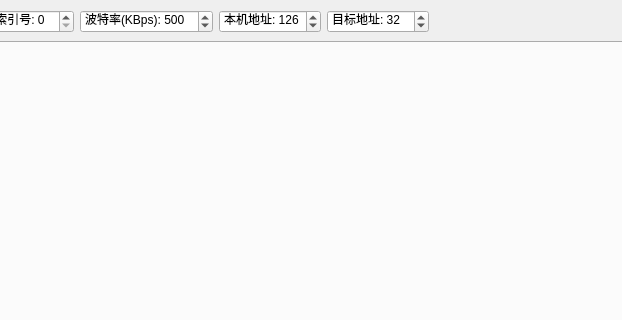
a9876653/qt-j1939, file mainwindow.ui: the form before one commit; both pictures show x 130 to 752 and y 0 to 320 of the 1222 by 674 pixel window.
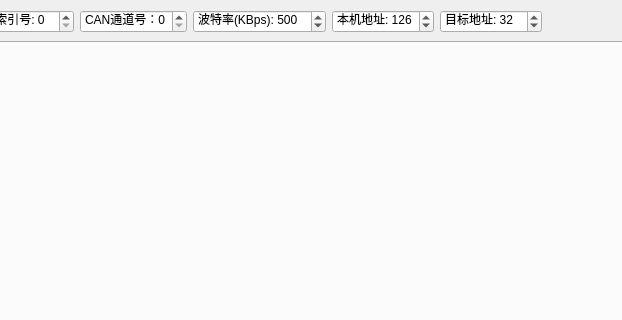
The form after the commit. Icons and pictures are not drawn.

Commit message: 优化通信接口，优化通道和设备索引

The edit to the form file:
```diff
--- a/mainwindow.ui
+++ b/mainwindow.ui
@@ -63,6 +63,16 @@
         </property>
        </widget>
       </item>
+      <item>
+       <widget class="QSpinBox" name="canChSpinBox">
+        <property name="prefix">
+         <string>CAN通道号：</string>
+        </property>
+        <property name="maximum">
+         <number>4</number>
+        </property>
+       </widget>
+      </item>
       <item>
        <widget class="QSpinBox" name="baudrateSpinBox">
         <property name="prefix">
```
The commit also changes 8 other files.
